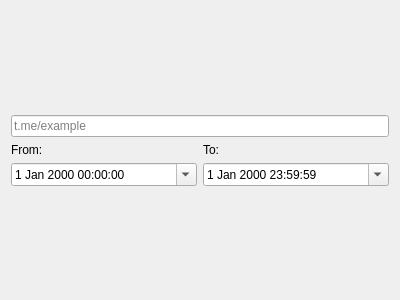
Old version of the form GUI/resources/channel_range_selection.ui in the repository TobiasSchof/Telegram.
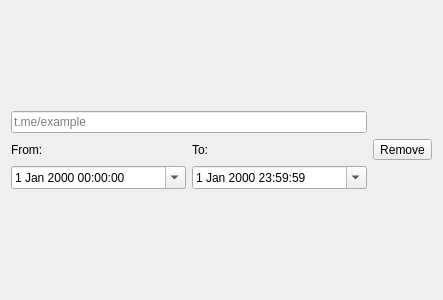
New version of the form.

```diff
--- a/GUI/resources/channel_range_selection.ui
+++ b/GUI/resources/channel_range_selection.ui
@@ -6,7 +6,7 @@
    <rect>
     <x>0</x>
     <y>0</y>
-    <width>400</width>
+    <width>443</width>
     <height>300</height>
    </rect>
   </property>
@@ -14,20 +14,13 @@
    <string>Form</string>
   </property>
   <layout class="QGridLayout" name="gridLayout">
-   <item row="1" column="0" colspan="2">
+   <item row="2" column="0" colspan="2">
     <widget class="QLineEdit" name="chnl_name">
      <property name="placeholderText">
       <string>t.me/example</string>
      </property>
     </widget>
    </item>
-   <item row="2" column="0">
-    <widget class="QLabel" name="from_lbl">
-     <property name="text">
-      <string>From:</string>
-     </property>
-    </widget>
-   </item>
    <item row="0" column="0" colspan="2">
     <spacer name="top_v_spacer">
      <property name="orientation">
@@ -41,35 +34,41 @@
      </property>
     </spacer>
    </item>
-   <item row="4" column="0" colspan="2">
-    <spacer name="bottom_v_spacer">
-     <property name="orientation">
-      <enum>Qt::Vertical</enum>
-     </property>
-     <property name="sizeHint" stdset="0">
-      <size>
-       <width>20</width>
-       <height>40</height>
-      </size>
-     </property>
-    </spacer>
-   </item>
-   <item row="3" column="0">
-    <widget class="QDateTimeEdit" name="start_date">
-     <property name="calendarPopup">
-      <bool>true</bool>
-     </property>
-    </widget>
-   </item>
-   <item row="2" column="1">
+   <item row="3" column="1">
     <widget class="QLabel" name="to_lbl">
+     <property name="styleSheet">
+      <string notr="true">QFrame{
+	border-style: none;
+}</string>
+     </property>
      <property name="text">
       <string>To:</string>
      </property>
     </widget>
    </item>
-   <item row="3" column="1">
+   <item row="3" column="0">
+    <widget class="QLabel" name="from_lbl">
+     <property name="styleSheet">
+      <string notr="true">QFrame{
+	border-style: none;
+}</string>
+     </property>
+     <property name="text">
+      <string>From:</string>
+     </property>
+    </widget>
+   </item>
+   <item row="4" column="1">
     <widget class="QDateTimeEdit" name="end_date">
+     <property name="focusPolicy">
+      <enum>Qt::StrongFocus</enum>
+     </property>
+     <property name="readOnly">
+      <bool>false</bool>
+     </property>
+     <property name="buttonSymbols">
+      <enum>QAbstractSpinBox::UpDownArrows</enum>
+     </property>
      <property name="time">
       <time>
        <hour>23</hour>
@@ -82,6 +81,39 @@
      </property>
     </widget>
    </item>
+   <item row="5" column="0" colspan="2">
+    <spacer name="bottom_v_spacer">
+     <property name="orientation">
+      <enum>Qt::Vertical</enum>
+     </property>
+     <property name="sizeHint" stdset="0">
+      <size>
+       <width>20</width>
+       <height>40</height>
+      </size>
+     </property>
+    </spacer>
+   </item>
+   <item row="4" column="0">
+    <widget class="QDateTimeEdit" name="start_date">
+     <property name="focusPolicy">
+      <enum>Qt::StrongFocus</enum>
+     </property>
+     <property name="readOnly">
+      <bool>false</bool>
+     </property>
+     <property name="calendarPopup">
+      <bool>true</bool>
+     </property>
+    </widget>
+   </item>
+   <item row="3" column="2">
+    <widget class="QToolButton" name="rmv">
+     <property name="text">
+      <string>Remove</string>
+     </property>
+    </widget>
+   </item>
   </layout>
  </widget>
  <resources/>
```
